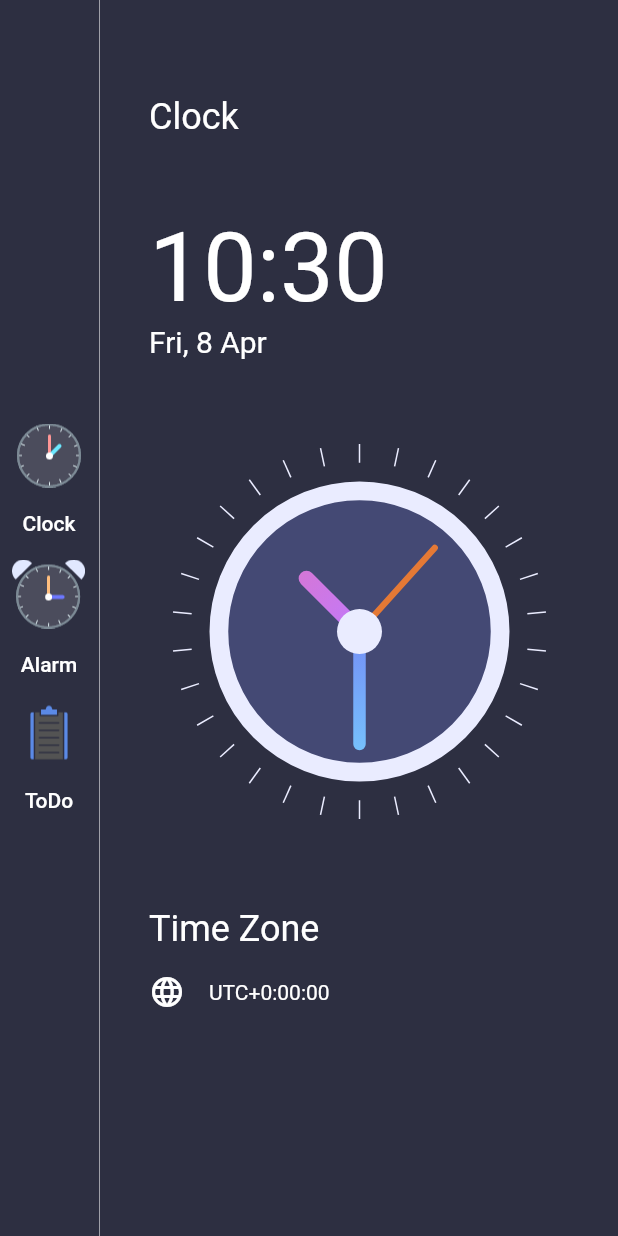
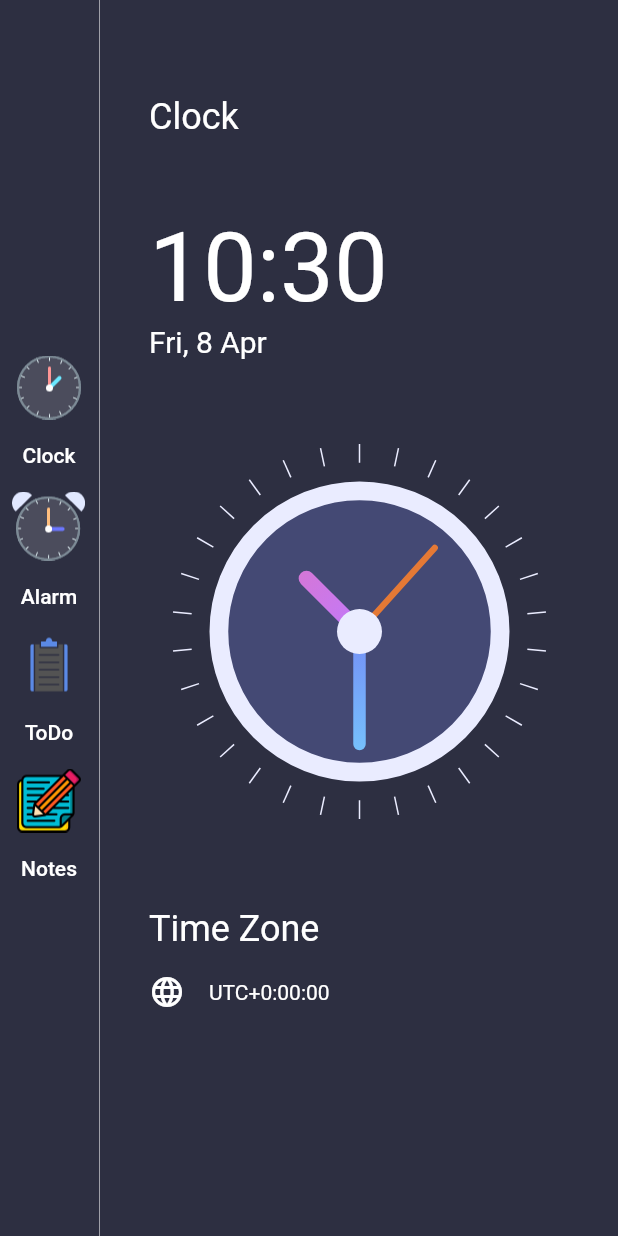
Before and after one commit to Dinuja-Spinto/Crazy_Alarm, a Flutter app: the screen it shows after launch, on a phone screen of 412 x 824 dp. Run offline on Flutter 3.47's test engine with Material 2 defaults, Android fonts, the phone set to English and light mode, and no system bars; our stand-ins replace cloud_firestore, firebase_core; accounts and stored records are empty.

Commit message:
second commit

```diff
--- a/lib/data.dart
+++ b/lib/data.dart
@@ -7,4 +7,5 @@ List<MenuInfo> menuItems = [
   MenuInfo(MenuType.clock, title: 'Clock', image: 'images/clock_icon.png'),
   MenuInfo(MenuType.alarm, title: 'Alarm', image: 'images/alarm_icon.png'),
   MenuInfo(MenuType.todo, title: 'ToDo', image: 'images/todo.png'),
+  MenuInfo(MenuType.note, title: 'Notes', image: 'images/note.png'),
 ];
--- a/lib/enum.dart
+++ b/lib/enum.dart
@@ -1 +1 @@
-enum MenuType {clock, alarm, todo}
+enum MenuType {clock, alarm, todo, note}
```
Also changed, not shown: lib/screens/todo_add.dart (+16 -2 lines), images/note.png (added).
